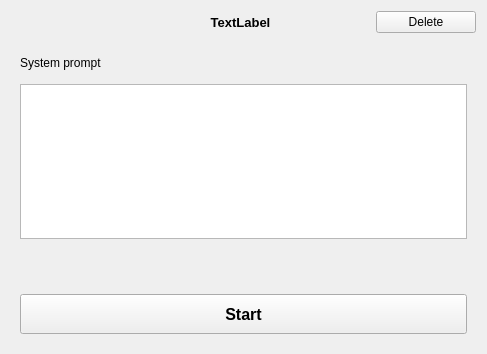
Above: AnkiLM/ui_forms/prompt_config.ui from shapelessguy/Python-Projects before the change. Below: the same form after it.
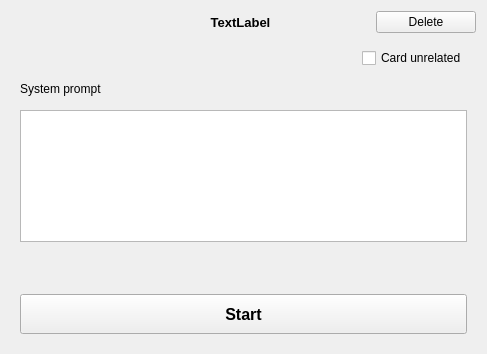
That is the form after the change.

The edit to the form file:
```diff
--- a/AnkiLM/ui_forms/prompt_config.ui
+++ b/AnkiLM/ui_forms/prompt_config.ui
@@ -91,6 +91,33 @@
        </rect>
       </property>
       <layout class="QVBoxLayout" name="verticalLayout_2">
+       <item>
+        <layout class="QHBoxLayout" name="horizontalLayout_2">
+         <property name="topMargin">
+          <number>0</number>
+         </property>
+         <item>
+          <spacer name="horizontalSpacer_2">
+           <property name="orientation">
+            <enum>Qt::Horizontal</enum>
+           </property>
+           <property name="sizeHint" stdset="0">
+            <size>
+             <width>40</width>
+             <height>20</height>
+            </size>
+           </property>
+          </spacer>
+         </item>
+         <item>
+          <widget class="QCheckBox" name="card_unrelated_btn">
+           <property name="text">
+            <string>Card unrelated</string>
+           </property>
+          </widget>
+         </item>
+        </layout>
+       </item>
        <item>
         <widget class="QLabel" name="label">
          <property name="minimumSize">
```
